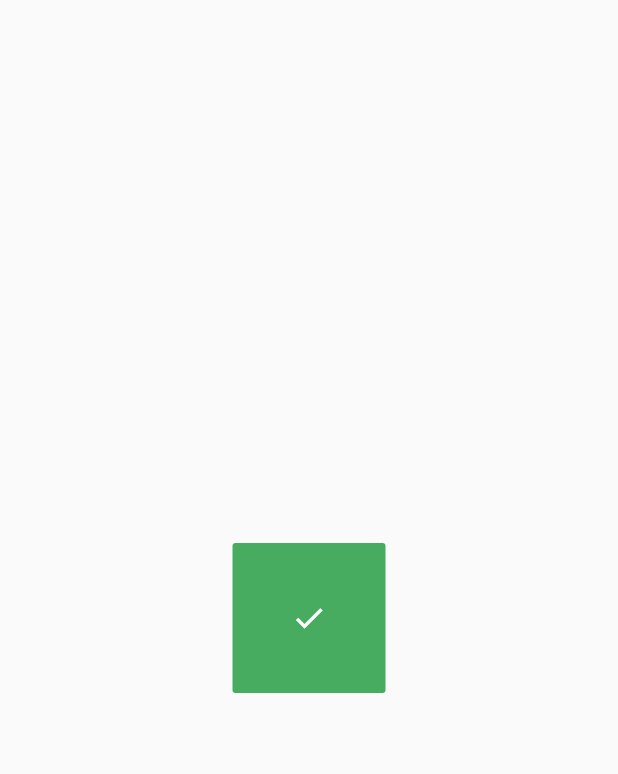
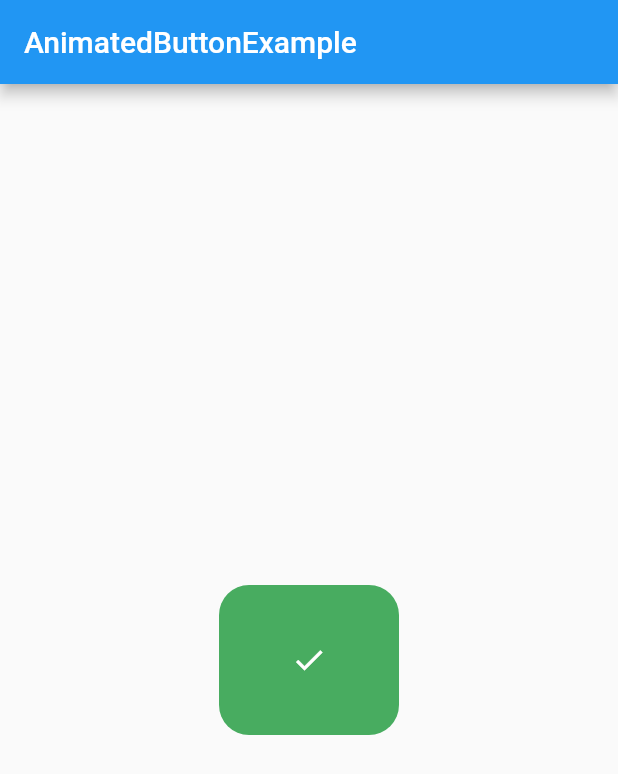
Before and after one commit to mincheol-shin/flutter_simple_animations, a Flutter app: the screen it shows after launch, after a tap on "Beginning", on a phone screen of 412 x 824 dp. Shown: the top 774 px of the screen. Run offline on Flutter 3.47's test engine with Material 2 defaults, Android fonts, the phone set to English and light mode, and no system bars.

Commit message:
Update animated button
Deletes unnecessary code and adds naturalness

```diff
--- a/animated_button/lib/animated_button.dart
+++ b/animated_button/lib/animated_button.dart
@@ -56,7 +56,6 @@ class _AnimatedButtonState extends State<AnimatedButton>
   Animation animation;
   ButtonState buttonState = ButtonState.BUTTON_BEGINNING;
   bool activationStatus = false;
-  Animation<double> _scaleFinalTextAnimation;
 
   void updateButtonState() {
     buttonState == ButtonState.BUTTON_BEGINNING
@@ -73,14 +72,15 @@ class _AnimatedButtonState extends State<AnimatedButton>
         parent: controller, curve: widget.buttonDecoration.curves);
     animation.addStatusListener((status) {
       if (status == AnimationStatus.completed) {
-        setState(() {
-          updateButtonState();
+        Future.delayed(Duration(milliseconds: 500), () {
+          setState(() {
+            updateButtonState();
+          });
         });
+
         controller.reverse();
       }
     });
-    _scaleFinalTextAnimation =
-        Tween<double>(begin: 1.0, end: 0.0).animate(controller);
   }
 
   @override
@@ -158,8 +158,11 @@ class _AnimatedButtonState extends State<AnimatedButton>
     return AnimatedContainer(
       duration: widget.buttonDecoration.duration,
       height: widget.containerHeight,
-      width: 80.0,
-      color: backgroundColor,
+      width: 100.0,
+      decoration: BoxDecoration(
+        borderRadius: BorderRadius.all(Radius.circular(20)),
+        color: backgroundColor,
+      ),
       child: Container(alignment: Alignment.center, child: icon),
     );
   }
--- a/animated_button/lib/main.dart
+++ b/animated_button/lib/main.dart
@@ -16,7 +16,10 @@ class AnimatedButtonExample extends StatelessWidget {
         size: 24.0,
       )),
       home: Scaffold(
-        body: Container(
+        appBar: AppBar(
+          title: Text("AnimatedButtonExample"),
+        ),
+        body: Align(
           alignment: Alignment.center,
           child: AnimatedButton(
             containerHeight: 100,
```
